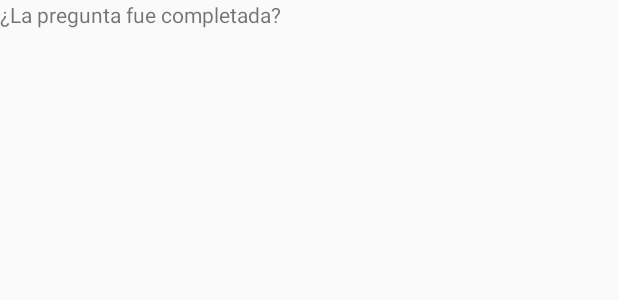
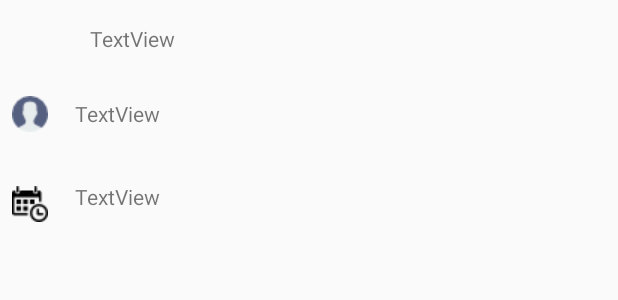
Before and after one commit to Mancipox/Tambo, an Android app: the layout dialog_complete_template.xml on its own in the app's theme, with its tools: preview values and no code run, on a phone screen of 412 x 824 dp. Shown: the top 300 px of the screen. Run offline under Robolectric (Android 15) with nearby library versions, the light colour scheme and no system bars; network calls fail.

Commit message:
Added asyntask's to refresh the views

```diff
--- a/app/src/main/res/layout/dialog_complete_template.xml
+++ b/app/src/main/res/layout/dialog_complete_template.xml
@@ -1,15 +1,74 @@
 <?xml version="1.0" encoding="utf-8"?>
-<LinearLayout xmlns:android="http://schemas.android.com/apk/res/android"
+<android.support.constraint.ConstraintLayout xmlns:android="http://schemas.android.com/apk/res/android"
+
     xmlns:app="http://schemas.android.com/apk/res-auto"
-    xmlns:tools="http://schemas.android.com/tools"
-    android:layout_width="wrap_content"
+    android:layout_width="match_parent"
     android:layout_height="wrap_content"
     android:orientation="vertical">
 
     <TextView
-        android:id="@+id/textIsCompleteDialog"
-        android:layout_width="match_parent"
-        android:layout_height="match_parent"
-        android:text="¿La pregunta fue completada?"
-        android:textAlignment="center" />
-</LinearLayout>
+        android:id="@+id/textCompletedDialog"
+        android:layout_width="wrap_content"
+        android:layout_height="wrap_content"
+        android:layout_marginStart="60dp"
+        android:layout_marginTop="16dp"
+        android:text="@string/defaultText"
+        android:textAlignment="center"
+        app:layout_constraintStart_toStartOf="parent"
+        app:layout_constraintTop_toTopOf="parent" />
+
+    <TextView
+        android:id="@+id/question_answedby"
+        android:layout_width="wrap_content"
+        android:layout_height="wrap_content"
+        android:layout_marginStart="40dp"
+        android:layout_marginTop="56dp"
+        android:clickable="false"
+        android:focusable="true"
+        android:padding="10dp"
+        android:text="@string/defaultText"
+        android:textAlignment="center"
+        app:layout_constraintStart_toStartOf="parent"
+        app:layout_constraintTop_toTopOf="parent" />
+
+
+    <TextView
+        android:id="@+id/question_date"
+        android:layout_width="wrap_content"
+        android:layout_height="wrap_content"
+        android:layout_marginStart="40dp"
+        android:layout_marginTop="16dp"
+        android:clickable="false"
+        android:focusable="true"
+        android:padding="10dp"
+        android:text="@string/defaultText"
+        android:textAlignment="center"
+        app:layout_constraintStart_toStartOf="parent"
+        app:layout_constraintTop_toBottomOf="@+id/question_answedby" />
+
+    <ImageView
+        android:id="@+id/imageViewCalendar"
+        android:layout_width="wrap_content"
+        android:layout_height="wrap_content"
+        android:layout_marginStart="8dp"
+        android:layout_marginTop="36dp"
+        android:contentDescription="@string/defaultText"
+        app:layout_constraintStart_toStartOf="parent"
+        app:layout_constraintTop_toBottomOf="@+id/imageView5"
+        app:srcCompat="@drawable/calendar" />
+
+    <ImageView
+        android:id="@+id/imageView5"
+        android:layout_width="wrap_content"
+        android:layout_height="wrap_content"
+        android:layout_marginStart="8dp"
+        android:layout_marginTop="64dp"
+        android:layout_marginEnd="8dp"
+        android:contentDescription="@string/defaultText"
+        app:layout_constraintEnd_toStartOf="@+id/question_answedby"
+        app:layout_constraintHorizontal_bias="0.0"
+        app:layout_constraintStart_toStartOf="parent"
+        app:layout_constraintTop_toTopOf="parent"
+        app:srcCompat="@drawable/user" />
+
+</android.support.constraint.ConstraintLayout>
--- a/app/src/main/res/layout/dialog_select_template.xml
+++ b/app/src/main/res/layout/dialog_select_template.xml
@@ -2,7 +2,6 @@
 <android.support.constraint.ConstraintLayout xmlns:android="http://schemas.android.com/apk/res/android"
 
     xmlns:app="http://schemas.android.com/apk/res-auto"
-    xmlns:tools="http://schemas.android.com/tools"
     android:layout_width="match_parent"
     android:layout_height="wrap_content"
     android:orientation="vertical">
--- a/app/src/main/res/layout/fragment_professor.xml
+++ b/app/src/main/res/layout/fragment_professor.xml
@@ -36,7 +36,7 @@ tools:context=".Controller.ProfessorFragment">
         app:layout_constraintVertical_bias="0.411">
     </android.support.v7.widget.RecyclerView>
 
-    <android.support.design.widget.FloatingActionButton
+    <!--<android.support.design.widget.FloatingActionButton
         android:id="@+id/fab"
         android:layout_width="wrap_content"
         android:layout_height="wrap_content"
@@ -48,6 +48,6 @@ tools:context=".Controller.ProfessorFragment">
         android:src="@drawable/refresh_button"
         app:backgroundTint="@color/colorBackground"
         app:layout_constraintBottom_toBottomOf="parent"
-        app:layout_constraintEnd_toEndOf="parent" />
+        app:layout_constraintEnd_toEndOf="parent" />-->
 
 </android.support.constraint.ConstraintLayout>
--- a/app/src/main/res/layout/fragment_student.xml
+++ b/app/src/main/res/layout/fragment_student.xml
@@ -76,7 +76,7 @@
             app:layout_constraintEnd_toEndOf="parent"
             app:layout_constraintStart_toStartOf="parent" />
 
-    <android.support.design.widget.FloatingActionButton
+    <!--<android.support.design.widget.FloatingActionButton
         android:id="@+id/fabstudent"
         android:layout_width="wrap_content"
         android:layout_height="wrap_content"
@@ -89,7 +89,7 @@
         android:src="@drawable/refresh_button"
         app:backgroundTint="@color/colorBackground"
         app:layout_constraintBottom_toBottomOf="parent"
-        app:layout_constraintEnd_toEndOf="parent" />
+        app:layout_constraintEnd_toEndOf="parent" />-->
 
     <FrameLayout
         android:layout_width="wrap_content"
--- a/app/src/main/res/values/strings.xml
+++ b/app/src/main/res/values/strings.xml
@@ -27,4 +27,7 @@
     <string name="textDialogSelectDate">¿Cuándo?</string>
     <string name="textDialogSelectPlace">¿Dónde?</string>
 
+    <string name="textDialogCompleted">¿La pregunta fue completada?</string>
+    <string name="textDialogSelectAnswedBy">Aceptado por: </string>
+
 </resources>
```
Also changed, not shown: app/src/main/java/com/tambo/Connection/Connect_Server.java (+1 -10 lines), app/src/main/java/com/tambo/Controller/CompletedDialogFragment.java (+19 -9 lines), app/src/main/java/com/tambo/Controller/ProfessorFragment.java (+29 -3 lines), app/src/main/java/com/tambo/Controller/StudentFragment.java (+29 -3 lines).
